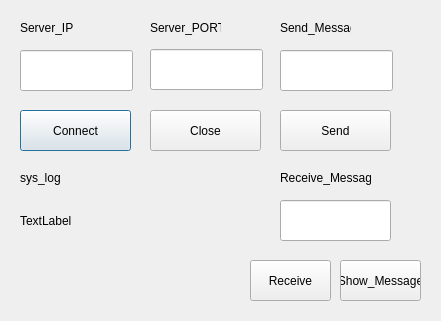
Qt form TCP_Socket_tool_gui.ui (TianweiHUANG/untitled) before a commit.
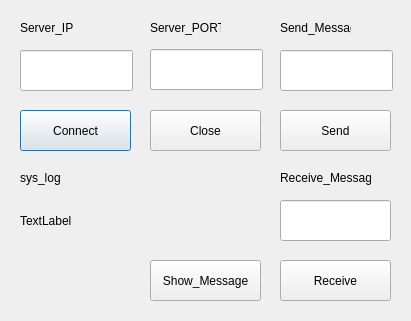
The same form after that commit.

```diff
--- a/TCP_Socket_tool_gui.ui
+++ b/TCP_Socket_tool_gui.ui
@@ -6,7 +6,7 @@
    <rect>
     <x>0</x>
     <y>0</y>
-    <width>441</width>
+    <width>411</width>
     <height>321</height>
    </rect>
   </property>
@@ -124,9 +124,9 @@
   <widget class="QPushButton" name="pushButton_Receive">
    <property name="geometry">
     <rect>
-     <x>250</x>
+     <x>280</x>
      <y>260</y>
-     <width>81</width>
+     <width>111</width>
      <height>41</height>
     </rect>
    </property>
@@ -160,9 +160,9 @@
   <widget class="QPushButton" name="pushButton_Show_Message">
    <property name="geometry">
     <rect>
-     <x>340</x>
+     <x>150</x>
      <y>260</y>
-     <width>81</width>
+     <width>111</width>
      <height>41</height>
     </rect>
    </property>
@@ -188,7 +188,7 @@
     <rect>
      <x>20</x>
      <y>170</y>
-     <width>54</width>
+     <width>91</width>
      <height>16</height>
     </rect>
    </property>
```
